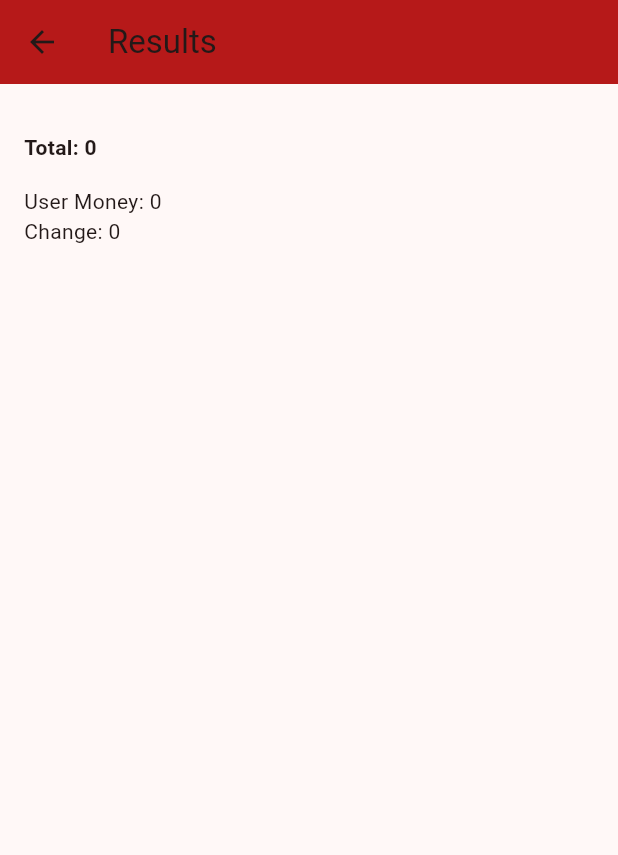
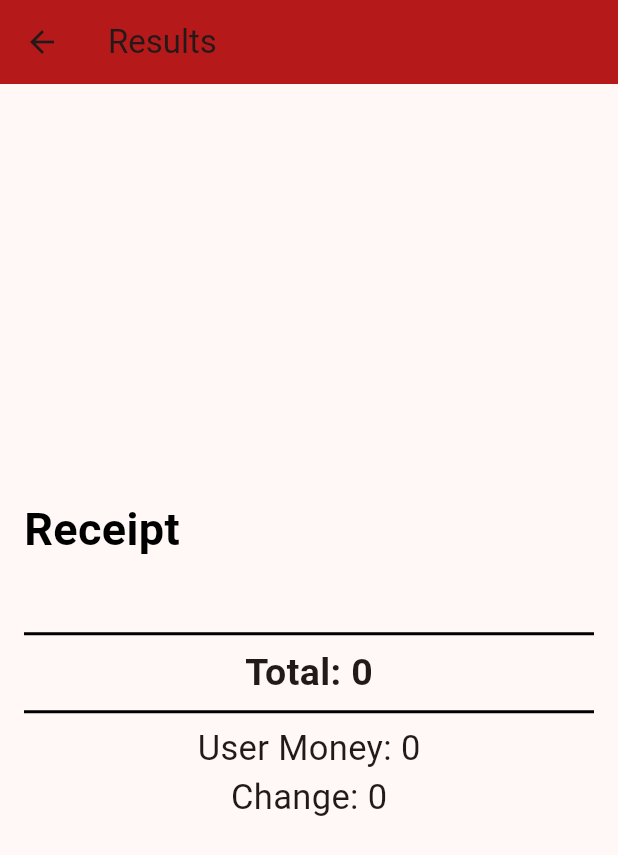
Before and after one commit to TCAppend/WowPares-Calculator, a Flutter app: the ReceiptPage screen opened directly with empty values, after a tap on "Results", on a phone screen of 412 x 824 dp. Shown: the top 855 px of the screen. Run offline on Flutter 3.47's test engine with Material 3 defaults, Android fonts, the phone set to English and light mode, and no system bars; our stand-ins replace shared_preferences; accounts and stored records are empty.

Commit message:
fixed visuals
- Added images for food catalogs
- Fix result page with bigger text

```diff
--- a/wowparescalculatorapp/lib/main.dart
+++ b/wowparescalculatorapp/lib/main.dart
@@ -187,8 +187,11 @@ title: const Text('Receipts'),
                             saveReceipts(receipts);
                           },
                         ),
+
                       );
+
                     },
+
                   ),
           ),
         ],
--- a/wowparescalculatorapp/lib/receipt_page.dart
+++ b/wowparescalculatorapp/lib/receipt_page.dart
@@ -67,11 +67,7 @@ class _ReceiptPageState extends State<ReceiptPage> {
               children: [
                 const Text("Dishes:", style: TextStyle(fontSize: 24, fontWeight: FontWeight.bold)),
 
-                ConstrainedBox(
-                  constraints: const BoxConstraints(
-                  maxHeight: 180,
-                  ),
-                  child: CardGridWidget(
+                CardGridWidget(
                   name: 'Pares Regular (60)',
                   counter: d.paresRegularAmount,
                   onCounterChanged: (newCount) {
@@ -79,7 +75,7 @@ class _ReceiptPageState extends State<ReceiptPage> {
                     d.paresRegularAmount = newCount;
                   });
                   },
-                    ),
+                  imageAsset: 'assets/images/Regular_pares.png',
                 ),
 
                 CardGridWidget(
@@ -90,7 +86,9 @@ class _ReceiptPageState extends State<ReceiptPage> {
                     d.paresMamiAmount = newCount;
                   });
                   },
+                  imageAsset: 'assets/images/Pares_Mami.png',
                 ),
+
                     CardGridWidget(
                       name: 'Pares Bagnet (75)',
                       counter: d.paresBagnetAmount,
@@ -99,6 +97,7 @@ class _ReceiptPageState extends State<ReceiptPage> {
                           d.paresBagnetAmount = newCount;
                         });
                       },
+                      imageAsset: 'assets/images/Pares_bagnet.png',
                     ),
                     CardGridWidget(
                       name: 'Pares Overload (130)',
@@ -108,6 +107,7 @@ class _ReceiptPageState extends State<ReceiptPage> {
                           d.paresOverloadAmount = newCount;
                         });
                       },
+                      imageAsset: 'assets/images/Pares_overload.png',
                     ),
                     CardGridWidget(
                       name: 'Lugaw (20)',
@@ -117,6 +117,7 @@ class _ReceiptPageState extends State<ReceiptPage> {
                           d.lugawAmount = newCount;
                         });
                       },
+                      imageAsset: 'assets/images/Plain_lugaw.png',
                     ),
                     CardGridWidget(
                       name: 'Lugaw Special (50)',
@@ -126,6 +127,7 @@ class _ReceiptPageState extends State<ReceiptPage> {
                           d.lugawSpecialAmount = newCount;
                         });
                       },
+                      imageAsset: 'assets/images/Special_lugaw.png',
                     ),
 
                 const SizedBox(height: 16),
@@ -139,6 +141,7 @@ class _ReceiptPageState extends State<ReceiptPage> {
                           d.cokeAmount = newCount;
                         });
                       },
+                      imageAsset: 'assets/images/Coke_regular.png',
                     ),
                     CardGridWidget(
                       name: 'Sprite (25)',
@@ -148,6 +151,7 @@ class _ReceiptPageState extends State<ReceiptPage> {
                           d.spriteAmount = newCount;
                         });
                       },
+                      imageAsset: 'assets/images/Sprite_regular.png',
                     ),
                     CardGridWidget(
                       name: 'Mountain Dew (25)',
@@ -157,6 +161,7 @@ class _ReceiptPageState extends State<ReceiptPage> {
                           d.mountainDewAmount = newCount;
                         });
                       },
+                      imageAsset: 'assets/images/mountain_dew_regular.png',
                     ),
                     CardGridWidget(
                       name: 'Royal (25)',
@@ -166,6 +171,7 @@ class _ReceiptPageState extends State<ReceiptPage> {
                           d.royalAmount = newCount;
                         });
                       },
+                      imageAsset: 'assets/images/Royal_regular.png',
                     ),
                     CardGridWidget(
                       name: 'Water Bottle small(25)',
@@ -175,6 +181,7 @@ class _ReceiptPageState extends State<ReceiptPage> {
                           d.waterBottleSmallAmount = newCount;
                         });
                       },
+                      imageAsset: 'assets/images/Water_small.png',
                     ),
                     CardGridWidget(
                       name: 'Water Bottle large(35)',
@@ -184,6 +191,7 @@ class _ReceiptPageState extends State<ReceiptPage> {
                           d.waterBottleLargeAmount = newCount;
                         });
                       },
+                      imageAsset: 'assets/images/Water_large.png',
                     ),
 
                 const SizedBox(height: 16),
@@ -197,6 +205,7 @@ class _ReceiptPageState extends State<ReceiptPage> {
                           d.rice = newCount;
                         });
                       },
+                      imageAsset: 'assets/images/Plain_Rice.png',
                     ),
                     CardGridWidget(
                       name: 'Egg (15)',
@@ -206,6 +215,7 @@ class _ReceiptPageState extends State<ReceiptPage> {
                           d.egg = newCount;
                         });
                       },
+                      imageAsset: 'assets/images/Boild_egg.png',
                     ),
                     CardGridWidget(
                       name: 'Tokwa (15)',
@@ -215,6 +225,7 @@ class _ReceiptPageState extends State<ReceiptPage> {
                           d.tokwa = newCount;
                         });
                       },
+                      imageAsset: 'assets/images/Tokwa.png',
                     ),
 
 
--- a/wowparescalculatorapp/lib/results_page.dart
+++ b/wowparescalculatorapp/lib/results_page.dart
@@ -118,51 +118,83 @@ class ResultsPage extends StatelessWidget {
         (RiceValue * Rice) + (eggValue * eggPrice) +
         (TokwaValue * TokwaPrice);
 
+
+
     return Scaffold(
       appBar: AppBar(
         title: const Text('Results'),
         backgroundColor: const Color.fromARGB(255, 182, 25, 25),
       ),
-      body: Padding(
+      body:
+      Padding(
         padding: const EdgeInsets.all(16),
-        child: ListView(
+        child: Align(
+          alignment: Alignment.center,
+          child: SingleChildScrollView(
+            child: Column(
+              children: [
+                Column(
+                  children: [
+                    Align(
+                      alignment: Alignment.centerLeft,
+                      child: const Text(
+                      'Receipt',
+                      style: TextStyle(
+                        fontSize: 30,
+                        fontWeight: FontWeight.bold,
+                        color: Colors.black,
+                      ),
+                      ),
+                    ),
+                    const SizedBox(height: 24),
+                  ],
+                ),
+                Column(
                   children: [
                     if (ParesRegular_Amount > 0)
-              Text('Pares Regular: $ParesRegular_Amount x $ParesValue'),
+                      Text('Pares Regular: $ParesRegular_Amount x $ParesValue', style: const TextStyle(fontSize: 25)),
                     if (ParesMami_Amount > 0)
-              Text('Pares Mami: $ParesMami_Amount x $ParesMamiValue'),
+                      Text('Pares Mami: $ParesMami_Amount x $ParesMamiValue', style: const TextStyle(fontSize: 25)),
                     if (ParesBagnet_Amount > 0)
-              Text('Pares Bagnet: $ParesBagnet_Amount x $ParesBagnetValue'),
+                      Text('Pares Bagnet: $ParesBagnet_Amount x $ParesBagnetValue', style: const TextStyle(fontSize: 25)),
                     if (ParesOverload_Amount > 0)
-              Text('Pares Overload: $ParesOverload_Amount x $ParesOverloadValue'),
+                      Text('Pares Overload: $ParesOverload_Amount x $ParesOverloadValue', style: const TextStyle(fontSize: 25)),
                     if (Lugaw_Amount > 0)
-              Text('Lugaw: $Lugaw_Amount x $LugawValue'),
+                      Text('Lugaw: $Lugaw_Amount x $LugawValue', style: const TextStyle(fontSize: 25)),
                     if (Lugawspecial_Amount > 0)
-              Text('Lugaw Special: $Lugawspecial_Amount x $LugawspecialValue'),
+                      Text('Lugaw Special: $Lugawspecial_Amount x $LugawspecialValue', style: const TextStyle(fontSize: 25)),
                     if (CokeAmount > 0)
-              Text('Coke: $CokeAmount x $CokeValue'),
+                      Text('Coke: $CokeAmount x $CokeValue', style: const TextStyle(fontSize: 25)),
                     if (SpriteAmount > 0)
-              Text('Sprite: $SpriteAmount x $SpriteValue'),
+                      Text('Sprite: $SpriteAmount x $SpriteValue', style: const TextStyle(fontSize: 25)),
                     if (MountainDewAmount > 0)
-              Text('Mountain Dew: $MountainDewAmount x $MountainDewValue'),
+                      Text('Mountain Dew: $MountainDewAmount x $MountainDewValue', style: const TextStyle(fontSize: 25)),
                     if (RoyalAmount > 0)
-              Text('Royal: $RoyalAmount x $RoyalValue'),
+                      Text('Royal: $RoyalAmount x $RoyalValue', style: const TextStyle(fontSize: 25)),
                     if (WaterBottlesmallAmount > 0)
-              Text('Water Bottle Small: $WaterBottlesmallAmount x $WaterBottlesmallValue'),
+                      Text('Water Bottle Small: $WaterBottlesmallAmount x $WaterBottlesmallValue', style: const TextStyle(fontSize: 25)),
                     if (WaterBottlelargeAmount > 0)
-              Text('Water Bottle Large: $WaterBottlelargeAmount x $WaterBottlelargeValue'),
+                      Text('Water Bottle Large: $WaterBottlelargeAmount x $WaterBottlelargeValue', style: const TextStyle(fontSize: 25)),
                     if (Rice > 0)
-              Text('Rice: $Rice x $RiceValue'),
+                      Text('Rice: $Rice x $RiceValue', style: const TextStyle(fontSize: 25)),
                     if (eggPrice > 0)
-              Text('Egg: $eggPrice x $eggValue'),
+                      Text('Egg: $eggPrice x $eggValue', style: const TextStyle(fontSize: 25)),
                     if (TokwaPrice > 0)
-              Text('Tokwa: $TokwaPrice x $TokwaValue'),
+                      Text('Tokwa: $TokwaPrice x $TokwaValue', style: const TextStyle(fontSize: 25)),
                     const SizedBox(height: 16),
-            Text('Total: $total', style: const TextStyle(fontWeight: FontWeight.bold)),
-            const SizedBox(height: 16),
-            Text('User Money: $Money'),
-            Text('Change: ${Money - total}'),
+
+                    const Divider(thickness: 2, color: Colors.black),
+                    Text('Total: $total', style: const TextStyle(fontWeight: FontWeight.bold, fontSize: 25)),
+
+
+                    const Divider(thickness: 2, color: Colors.black),
+                    Text('User Money: $Money', style: const TextStyle(fontSize: 23)),
+                    Text('Change: ${Money - total}', style: const TextStyle(fontSize: 23)),
                   ],
+                ),
+              ],
+            ),
+          ),
         ),
       ),
     );
```
Also changed, not shown: wowparescalculatorapp/assets/images/Boild_egg.png (added), wowparescalculatorapp/assets/images/Coke_regular.png (added), wowparescalculatorapp/assets/images/Pares_Mami.png (added), wowparescalculatorapp/assets/images/Pares_Regular.png (deleted), wowparescalculatorapp/assets/images/Pares_bagnet.png (added), wowparescalculatorapp/assets/images/Pares_overload.png (added), wowparescalculatorapp/assets/images/Plain_Rice.png (added), wowparescalculatorapp/assets/images/Plain_lugaw.png (added), wowparescalculatorapp/assets/images/Regular_pares.png (added), wowparescalculatorapp/assets/images/Royal_regular.png (added), wowparescalculatorapp/assets/images/Special_lugaw.png (added), wowparescalculatorapp/assets/images/Sprite_regular.png (added), wowparescalculatorapp/assets/images/Tokwa.png (added), wowparescalculatorapp/assets/images/Water_large.png (added), 2 more files. Lines whose indentation alone changed are shown as unchanged.
